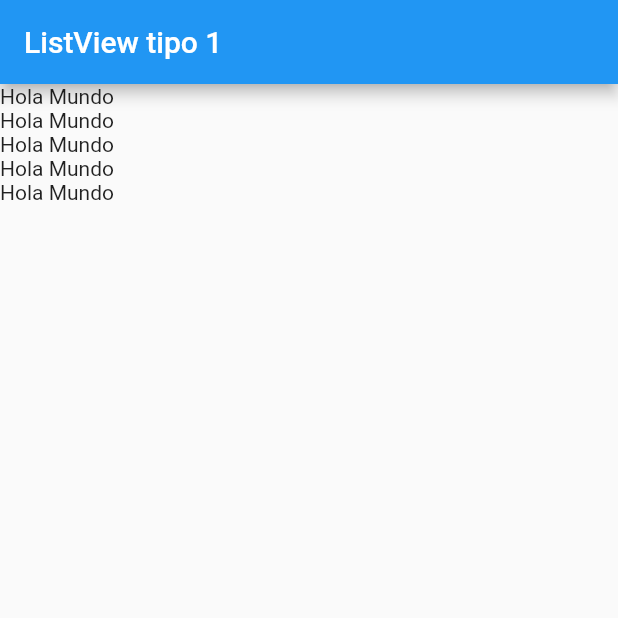
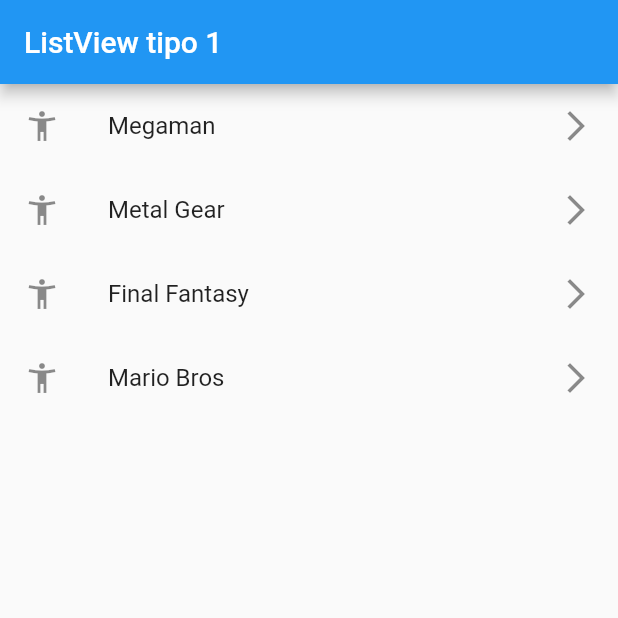
Before and after one commit to teorcl/fl_components, a Flutter app: the screen it shows after launch, on a phone screen of 412 x 824 dp, the top half of it. Run offline on Flutter 3.47's test engine with Material 2 defaults, Android fonts, the phone set to English and light mode, and no system bars.

Commit message:
Se crean ListTiles a partir de una lista estatica, dentro de un listView

```diff
--- a/lib/main.dart
+++ b/lib/main.dart
@@ -8,7 +8,7 @@ class MyApp extends StatelessWidget {
 
   @override
   Widget build(BuildContext context) {
-    return const MaterialApp(
+    return  MaterialApp(
       debugShowCheckedModeBanner: false,
       title: 'Material App',
       home: ListView1Screen()
--- a/lib/screens/listview1_screen.dart
+++ b/lib/screens/listview1_screen.dart
@@ -2,7 +2,9 @@ import 'package:flutter/material.dart';
 
 class ListView1Screen extends StatelessWidget {
 
-  const ListView1Screen({Key? key}) : super(key: key);
+  List<String> options = const['Megaman', 'Metal Gear', 'Final Fantasy','Mario Bros'];
+
+   ListView1Screen({Key? key}) : super(key: key);
 
   @override
   Widget build(BuildContext context) {
@@ -11,12 +13,21 @@ class ListView1Screen extends StatelessWidget {
         title: const Text("ListView tipo 1"),
       ),
       body: ListView(
-        children: const [
-          Text('Hola Mundo'),
-          Text('Hola Mundo'),
-          Text('Hola Mundo'),
-          Text('Hola Mundo'),
-          Text('Hola Mundo'),
+
+        //Usemos la lista de options dentro del listView mediante ListTiles
+        children:  [
+          //options.map((e) => null)
+          ...options.map(
+            (game) =>
+            ListTile(
+              leading: const Icon(Icons.accessibility_new_outlined),
+              title: Text(game),
+              trailing: const Icon(Icons.arrow_forward_ios_outlined)
+            )).toList()
+          /*ListTile(
+            leading: Icon(Icons.access_time),
+            title: Text('Hola Mundo'),
+          )*/
         ],
       )
     );
```
